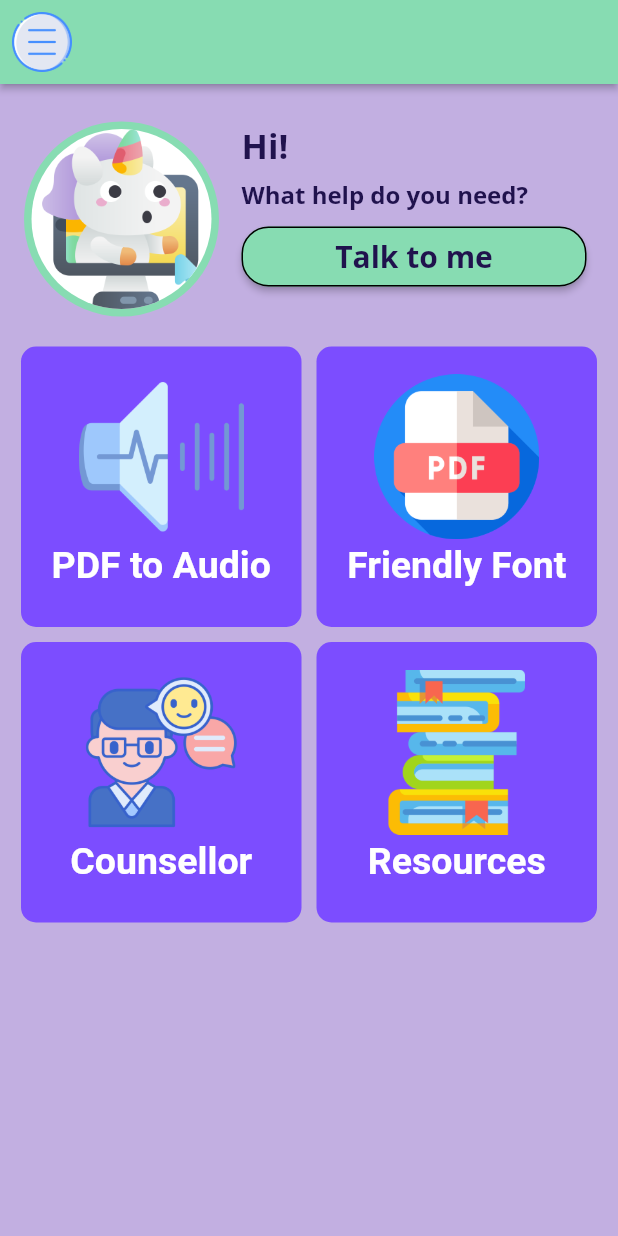
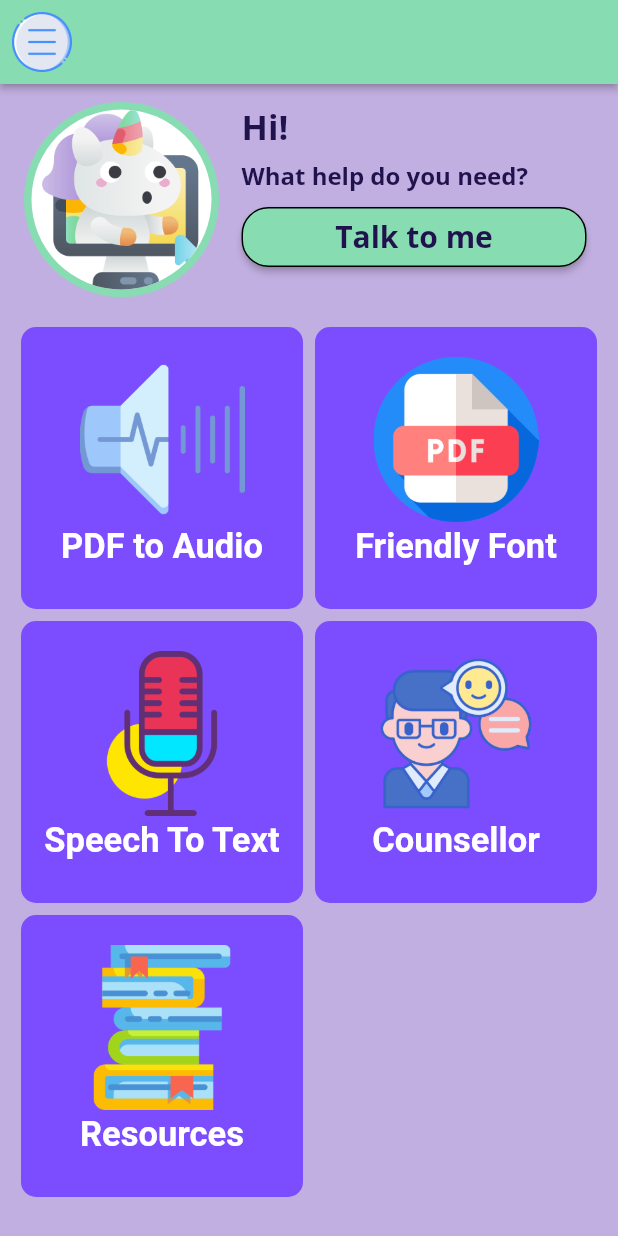
Before and after one commit to rathilakshika/LearnAid, a Flutter app: the screen it shows after launch, on a phone screen of 412 x 824 dp. Run offline on Flutter 3.47's test engine with Material 2 defaults, Android fonts, the light colour scheme and no system bars; our stand-ins replace avatar_glow, file_picker, flutter_tts, google_fonts, pdf, speech_to_text; missing offline and left inert: flutter_full_pdf_viewer, pdf_text; Roboto replaces fonts that are missing (Abel).

Commit message:
Added speech to text and pdf feature

```diff
--- a/lib/components/gridDashboard.dart
+++ b/lib/components/gridDashboard.dart
@@ -4,6 +4,7 @@ import 'package:learn_aid/pages/homepage.dart';
 import 'package:learn_aid/pages/textToSpeech.dart';
 import 'package:learn_aid/pages/friendly.dart';
 import 'package:learn_aid/pages/counsellor.dart';
+import 'package:learn_aid/pages/speechText.dart';
 
 class GridDashboard extends StatelessWidget {
   Items item1 = new Items(
@@ -15,12 +16,16 @@ class GridDashboard extends StatelessWidget {
       title: "Friendly Font",
       img: "assets/images/pdf.png",
       screen: FriendlyFont());
+
   Items item3 = new Items(
+      title: "Speech To Text",
+      img: "assets/images/mic.png",
+      screen: SpeechScreen());
+  Items item4 = new Items(
       title: "Counsellor",
       img: "assets/images/counsellor.png",
       screen: CallCounsellor());
-
-  Items item4 = new Items(
+  Items item5 = new Items(
       title: "Resources", img: "assets/images/book.png", screen: Home());
 
   @override
@@ -30,6 +35,7 @@ class GridDashboard extends StatelessWidget {
       item2,
       item3,
       item4,
+      item5,
     ];
     //var color = Colors.lightGreen;
     return Flexible(
@@ -37,8 +43,8 @@ class GridDashboard extends StatelessWidget {
           childAspectRatio: 1.0,
           padding: EdgeInsets.only(left: 14, right: 14),
           crossAxisCount: 2,
-          crossAxisSpacing: 10,
-          mainAxisSpacing: 10,
+          crossAxisSpacing: 8,
+          mainAxisSpacing: 8,
           children: myList.map((data) {
             return GestureDetector(
               child: Container(
@@ -61,7 +67,7 @@ class GridDashboard extends StatelessWidget {
                       style: GoogleFonts.abel(
                           textStyle: TextStyle(
                               color: Colors.white,
-                              fontSize: 25,
+                              fontSize: 23,
                               fontWeight: FontWeight.w600)),
                     ),
                     SizedBox(
--- a/lib/pages/homepage.dart
+++ b/lib/pages/homepage.dart
@@ -37,7 +37,7 @@ class HomeState extends State<Home> {
       body: Column(
         children: <Widget>[
           SizedBox(
-            height: 25,
+            height: 12,
           ),
           Padding(
             padding: EdgeInsets.only(left: 16, right: 16),
--- a/pubspec.yaml
+++ b/pubspec.yaml
@@ -19,6 +19,12 @@ dependencies:
   pdf_text: ^0.3.1
   file_picker: ^1.5.0+2
   url_launcher: ^5.7.2
+  speech_to_text: ^2.7.0
+  avatar_glow: ^1.2.0
+  pdf: ^1.5.0
+  path_provider: ^1.6.5
+  flutter_full_pdf_viewer: ^1.0.6
+
 
 dev_dependencies:
   flutter_test:
```
Also changed, not shown: lib/pages/PdfPreviewScreen.dart (added, +15 -0 lines), lib/pages/speechText.dart (added, +150 -0 lines), assets/images/mic.png (added), pubspec.lock, 1 other file.
